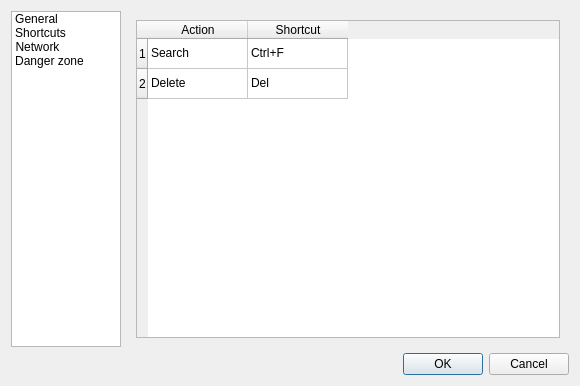
Above: src/ui/settingsdialog.ui from VolkMilit/CuteMail before the change. Below: the same form after it.
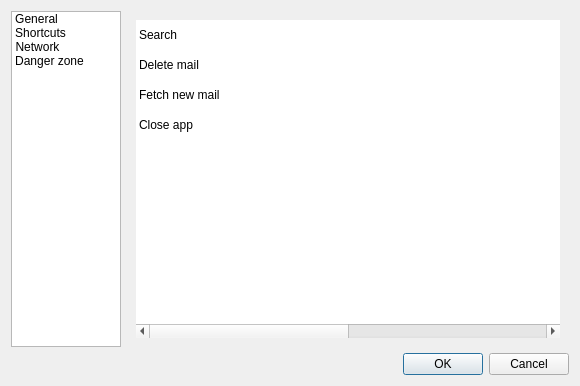
That is the form after the change. The open tabs and pages were chosen to show the change. Icons and pictures are not drawn.

Commit message: improvments of shortcut page in settings dialog, improvments in ini shortcut format

What changed in the file:
```diff
--- a/src/ui/settingsdialog.ui
+++ b/src/ui/settingsdialog.ui
@@ -204,6 +204,39 @@
           <layout class="QVBoxLayout" name="verticalLayout_6">
            <item>
             <widget class="QTableWidget" name="tb_shortcuts">
+             <property name="autoFillBackground">
+              <bool>false</bool>
+             </property>
+             <property name="frameShape">
+              <enum>QFrame::NoFrame</enum>
+             </property>
+             <property name="frameShadow">
+              <enum>QFrame::Sunken</enum>
+             </property>
+             <property name="lineWidth">
+              <number>1</number>
+             </property>
+             <property name="midLineWidth">
+              <number>0</number>
+             </property>
+             <property name="alternatingRowColors">
+              <bool>false</bool>
+             </property>
+             <property name="showGrid">
+              <bool>false</bool>
+             </property>
+             <property name="gridStyle">
+              <enum>Qt::SolidLine</enum>
+             </property>
+             <attribute name="horizontalHeaderVisible">
+              <bool>false</bool>
+             </attribute>
+             <attribute name="horizontalHeaderDefaultSectionSize">
+              <number>215</number>
+             </attribute>
+             <attribute name="verticalHeaderVisible">
+              <bool>false</bool>
+             </attribute>
              <row>
               <property name="text">
                <string>1</string>
@@ -214,6 +247,16 @@
                <string>2</string>
               </property>
              </row>
+             <row>
+              <property name="text">
+               <string>3</string>
+              </property>
+             </row>
+             <row>
+              <property name="text">
+               <string>4</string>
+              </property>
+             </row>
              <column>
               <property name="text">
                <string>Action</string>
@@ -234,12 +277,12 @@
              </item>
              <item row="0" column="1">
               <property name="text">
-               <string>Ctrl+F</string>
+               <string/>
               </property>
              </item>
              <item row="1" column="0">
               <property name="text">
-               <string>Delete</string>
+               <string>Delete mail</string>
               </property>
               <property name="flags">
                <set>ItemIsEnabled</set>
@@ -247,7 +290,17 @@
              </item>
              <item row="1" column="1">
               <property name="text">
-               <string>Del</string>
+               <string/>
+              </property>
+             </item>
+             <item row="2" column="0">
+              <property name="text">
+               <string>Fetch new mail</string>
+              </property>
+             </item>
+             <item row="3" column="0">
+              <property name="text">
+               <string>Close app</string>
               </property>
              </item>
             </widget>
```
The commit also changes 4 other files.
